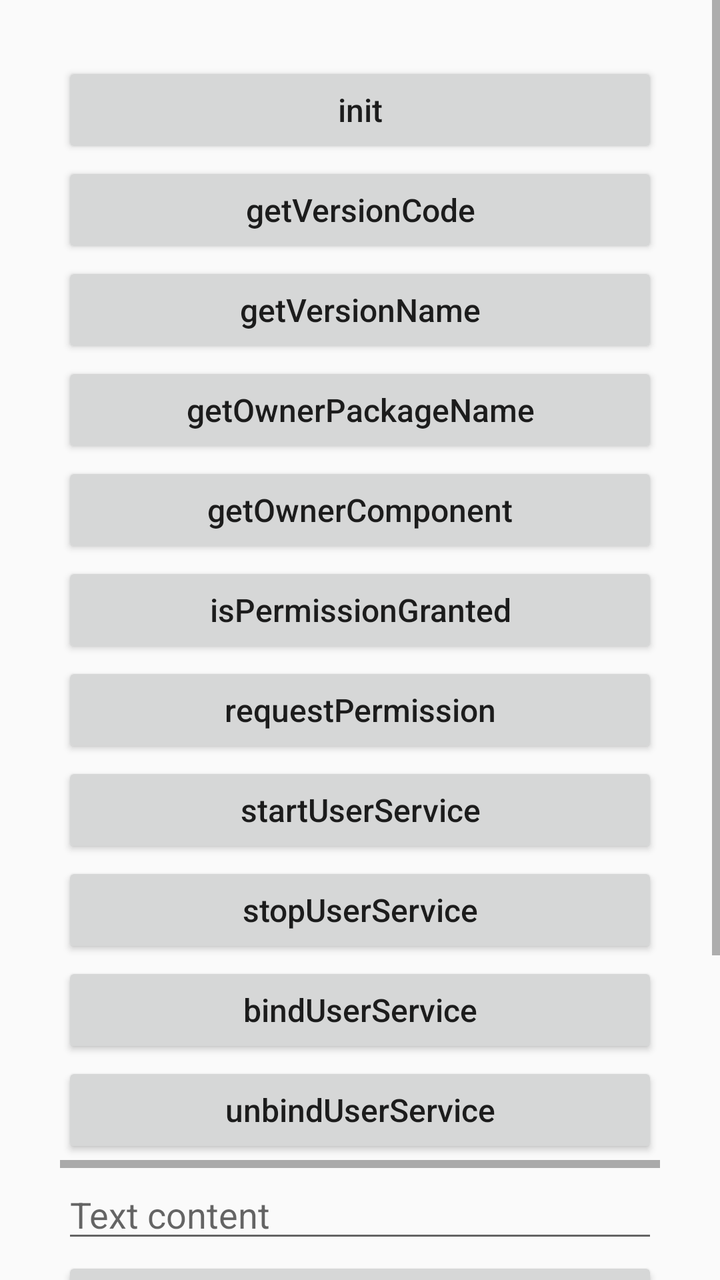
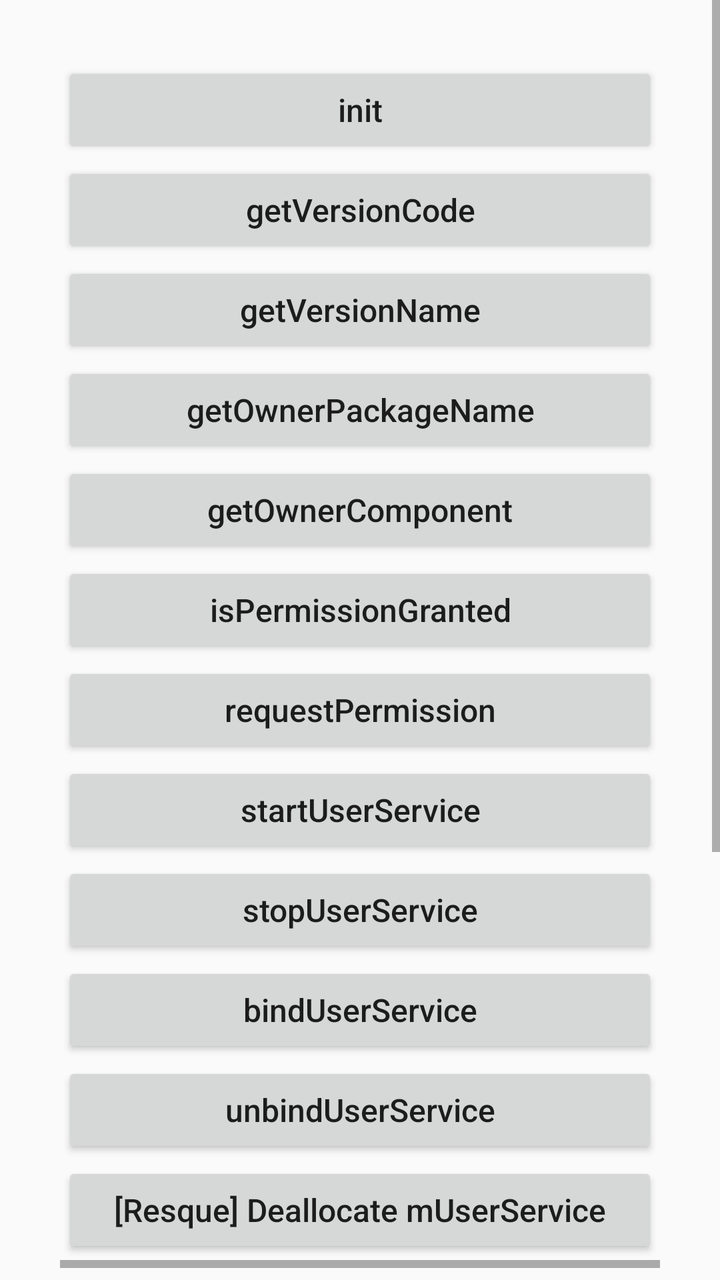

An Android layout rendered at two revisions. The XML below is the earlier revision; the diff shows what the commit changed to produce the second picture.
<!-- AndroidManifest.xml: application theme android:Theme.Material.Light -->
<!-- res/layout/layout.xml -->
<?xml version="1.0" encoding="utf-8"?>
<ScrollView xmlns:android="http://schemas.android.com/apk/res/android"
    xmlns:tools="http://schemas.android.com/tools"
    android:layout_width="match_parent"
    android:layout_height="wrap_content"
    tools:ignore="HardcodedText,VisualLintButtonSize">

    <LinearLayout
        android:layout_width="match_parent"
        android:layout_height="wrap_content"
        android:orientation="vertical"
        android:padding="30dp">


        <LinearLayout
            android:layout_width="match_parent"
            android:layout_height="match_parent"
            android:padding="1dp">

            <Button
                android:id="@+id/btn_init"
                android:layout_width="0dp"
                android:layout_height="wrap_content"
                android:layout_gravity="center"
                android:layout_weight="1"
                android:text="init"
                android:textAllCaps="false"
                android:textSize="16sp" />
        </LinearLayout>

        <LinearLayout
            android:layout_width="match_parent"
            android:layout_height="match_parent"
            android:padding="1dp">

            <Button
                android:id="@+id/btn_getVersionCode"
                android:layout_width="0dp"
                android:layout_height="wrap_content"
                android:layout_gravity="center"
                android:layout_weight="1"
                android:text="getVersionCode"
                android:textAllCaps="false"
                android:textSize="16sp" />
        </LinearLayout>

        <LinearLayout
            android:layout_width="match_parent"
            android:layout_height="match_parent"
            android:padding="1dp">

            <Button
                android:id="@+id/btn_getVersionName"
                android:layout_width="0dp"
                android:layout_height="wrap_content"
                android:layout_gravity="center"
                android:layout_weight="1"
                android:text="getVersionName"
                android:textAllCaps="false"
                android:textSize="16sp" />
        </LinearLayout>

        <LinearLayout
            android:layout_width="match_parent"
            android:layout_height="match_parent"
            android:padding="1dp">

            <Button
                android:id="@+id/btn_getOwnerPackageName"
                android:layout_width="0dp"
                android:layout_height="wrap_content"
                android:layout_gravity="center"
                android:layout_weight="1"
                android:text="getOwnerPackageName"
                android:textAllCaps="false"
                android:textSize="16sp" />
        </LinearLayout>

        <LinearLayout
            android:layout_width="match_parent"
            android:layout_height="match_parent"
            android:padding="1dp">

            <Button
                android:id="@+id/btn_getOwnerComponent"
                android:layout_width="0dp"
                android:layout_height="wrap_content"
                android:layout_gravity="center"
                android:layout_weight="1"
                android:text="getOwnerComponent"
                android:textAllCaps="false"
                android:textSize="16sp" />
        </LinearLayout>

        <LinearLayout
            android:layout_width="match_parent"
            android:layout_height="match_parent"
            android:padding="1dp">

            <Button
                android:id="@+id/btn_isPermissionGranted"
                android:layout_width="0dp"
                android:layout_height="wrap_content"
                android:layout_gravity="center"
                android:layout_weight="1"
                android:text="isPermissionGranted"
                android:textAllCaps="false"
                android:textSize="16sp" />
        </LinearLayout>

        <LinearLayout
            android:layout_width="match_parent"
            android:layout_height="match_parent"
            android:padding="1dp">

            <Button
                android:id="@+id/btn_requestPermission"
                android:layout_width="0dp"
                android:layout_height="wrap_content"
                android:layout_gravity="center"
                android:layout_weight="1"
                android:text="requestPermission"
                android:textAllCaps="false"
                android:textSize="16sp" />
        </LinearLayout>

        <LinearLayout
            android:layout_width="match_parent"
            android:layout_height="match_parent"
            android:padding="1dp">

            <Button
                android:id="@+id/btn_startUserService"
                android:layout_width="0dp"
                android:layout_height="wrap_content"
                android:layout_gravity="center"
                android:layout_weight="1"
                android:text="startUserService"
                android:textAllCaps="false"
                android:textSize="16sp" />
        </LinearLayout>

        <LinearLayout
            android:layout_width="match_parent"
            android:layout_height="match_parent"
            android:padding="1dp">

            <Button
                android:id="@+id/btn_stopUserService"
                android:layout_width="0dp"
                android:layout_height="wrap_content"
                android:layout_gravity="center"
                android:layout_weight="1"
                android:text="stopUserService"
                android:textAllCaps="false"
                android:textSize="16sp" />
        </LinearLayout>

        <LinearLayout
            android:layout_width="match_parent"
            android:layout_height="match_parent"
            android:padding="1dp">

            <Button
                android:id="@+id/btn_bindUserService"
                android:layout_width="0dp"
                android:layout_height="wrap_content"
                android:layout_gravity="center"
                android:layout_weight="1"
                android:text="bindUserService"
                android:textAllCaps="false"
                android:textSize="16sp" />
        </LinearLayout>

        <LinearLayout
            android:layout_width="match_parent"
            android:layout_height="match_parent"
            android:padding="1dp">

            <Button
                android:id="@+id/btn_unbindUserService"
                android:layout_width="0dp"
                android:layout_height="wrap_content"
                android:layout_gravity="center"
                android:layout_weight="1"
                android:text="unbindUserService"
                android:textAllCaps="false"
                android:textSize="16sp" />
        </LinearLayout>

        <View
            android:layout_width="match_parent"
            android:layout_height="4dp"
            android:background="@android:color/darker_gray" />

        <LinearLayout
            android:layout_width="match_parent"
            android:layout_height="match_parent"
            android:padding="1dp">

            <EditText
                android:id="@+id/text"
                android:layout_width="0dp"
                android:layout_height="wrap_content"
                android:layout_weight="1"
                android:hint="Text content"
                android:importantForAutofill="no"
                android:inputType="text"
                android:maxLines="1" />
        </LinearLayout>

        <LinearLayout
            android:layout_width="match_parent"
            android:layout_height="match_parent"
            android:padding="1dp">

            <Button
                android:id="@+id/btn_setApplicationHidden"
                android:layout_width="0dp"
                android:layout_height="wrap_content"
                android:layout_gravity="center"
                android:layout_weight="1"
                android:text="setApplicationHidden"
                android:textAllCaps="false"
                android:textSize="16sp" />
        </LinearLayout>

        <LinearLayout
            android:layout_width="match_parent"
            android:layout_height="match_parent"
            android:padding="1dp">

            <Button
                android:id="@+id/btn_setOrganizationName"
                android:layout_width="0dp"
                android:layout_height="wrap_content"
                android:layout_gravity="center"
                android:layout_weight="1"
                android:text="setOrganizationName"
                android:textAllCaps="false"
                android:textSize="16sp" />
        </LinearLayout>

        <LinearLayout
            android:layout_width="match_parent"
            android:layout_height="match_parent"
            android:padding="1dp">

            <Button
                android:id="@+id/btn_lockNow"
                android:layout_width="0dp"
                android:layout_height="wrap_content"
                android:layout_gravity="center"
                android:layout_weight="1"
                android:text="lockNow"
                android:textAllCaps="false"
                android:textSize="16sp" />
        </LinearLayout>

        <LinearLayout
            android:layout_width="match_parent"
            android:layout_height="match_parent"
            android:padding="1dp">

            <Button
                android:id="@+id/btn_setMasterVolumeMuted"
                android:layout_width="0dp"
                android:layout_height="wrap_content"
                android:layout_gravity="center"
                android:layout_weight="1"
                android:text="setMasterVolumeMuted"
                android:textAllCaps="false"
                android:textSize="16sp" />
        </LinearLayout>

    </LinearLayout>
</ScrollView>
<!-- resources referenced by this layout -->
<resources>

</resources>

<!-- the commit's change to res/layout/layout.xml (unified diff, before → after) -->
@@ -11,7 +11,6 @@
         android:orientation="vertical"
         android:padding="30dp">
 
-
         <LinearLayout
             android:layout_width="match_parent"
             android:layout_height="match_parent"
@@ -184,6 +183,59 @@
                 android:layout_gravity="center"
                 android:layout_weight="1"
                 android:text="unbindUserService"
+                android:textAllCaps="false"
+                android:textSize="16sp" />
+        </LinearLayout>
+
+        <LinearLayout
+            android:layout_width="match_parent"
+            android:layout_height="match_parent"
+            android:padding="1dp">
+
+            <Button
+                android:id="@+id/btn_resqueUserService"
+                android:layout_width="0dp"
+                android:layout_height="wrap_content"
+                android:layout_gravity="center"
+                android:layout_weight="1"
+                android:text="[Resque] Deallocate mUserService"
+                android:textAllCaps="false"
+                android:textSize="16sp" />
+        </LinearLayout>
+
+        <View
+            android:layout_width="match_parent"
+            android:layout_height="4dp"
+            android:background="@android:color/darker_gray" />
+
+        <LinearLayout
+            android:layout_width="match_parent"
+            android:layout_height="match_parent"
+            android:padding="1dp">
+
+            <Button
+                android:id="@+id/btn_delegatedScopes"
+                android:layout_width="0dp"
+                android:layout_height="wrap_content"
+                android:layout_gravity="center"
+                android:layout_weight="1"
+                android:text="[Test] DelegatedScopes"
+                android:textAllCaps="false"
+                android:textSize="16sp" />
+        </LinearLayout>
+
+        <LinearLayout
+            android:layout_width="match_parent"
+            android:layout_height="match_parent"
+            android:padding="1dp">
+
+            <Button
+                android:id="@+id/btn_lockTask"
+                android:layout_width="0dp"
+                android:layout_height="wrap_content"
+                android:layout_gravity="center"
+                android:layout_weight="1"
+                android:text="[Test] LockTask"
                 android:textAllCaps="false"
                 android:textSize="16sp" />
         </LinearLayout>
@@ -247,22 +299,6 @@
             android:padding="1dp">
 
             <Button
-                android:id="@+id/btn_lockNow"
-                android:layout_width="0dp"
-                android:layout_height="wrap_content"
-                android:layout_gravity="center"
-                android:layout_weight="1"
-                android:text="lockNow"
-                android:textAllCaps="false"
-                android:textSize="16sp" />
-        </LinearLayout>
-
-        <LinearLayout
-            android:layout_width="match_parent"
-            android:layout_height="match_parent"
-            android:padding="1dp">
-
-            <Button
                 android:id="@+id/btn_setMasterVolumeMuted"
                 android:layout_width="0dp"
                 android:layout_height="wrap_content"
